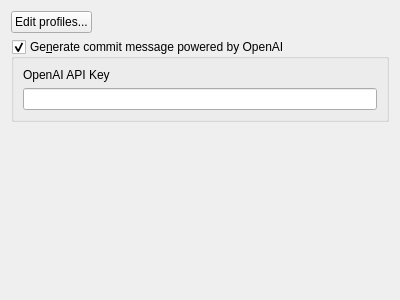
This is src/SettingOptionsForm.ui in soramimi/Guitar as Qt 5 draws it before an edit. The edited form follows.
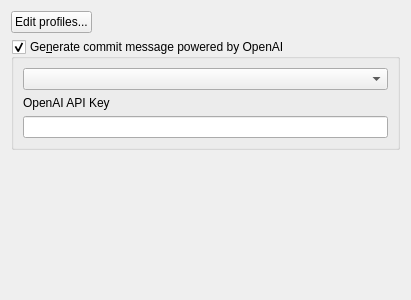
This is the edited form.

Commit message: Add OpenAI GPT model selector to Settings

```diff
--- a/src/SettingOptionsForm.ui
+++ b/src/SettingOptionsForm.ui
@@ -6,7 +6,7 @@
    <rect>
     <x>0</x>
     <y>0</y>
-    <width>400</width>
+    <width>411</width>
     <height>300</height>
    </rect>
   </property>
@@ -47,6 +47,9 @@
       <bool>true</bool>
      </property>
      <layout class="QVBoxLayout" name="verticalLayout">
+      <item>
+       <widget class="QComboBox" name="comboBox_openai_gpt_model"/>
+      </item>
       <item>
        <widget class="QLabel" name="label">
         <property name="text">
```
Left out of the diff: 10 changed lines with no effect on the pictures. The commit also changes 4 other files.
